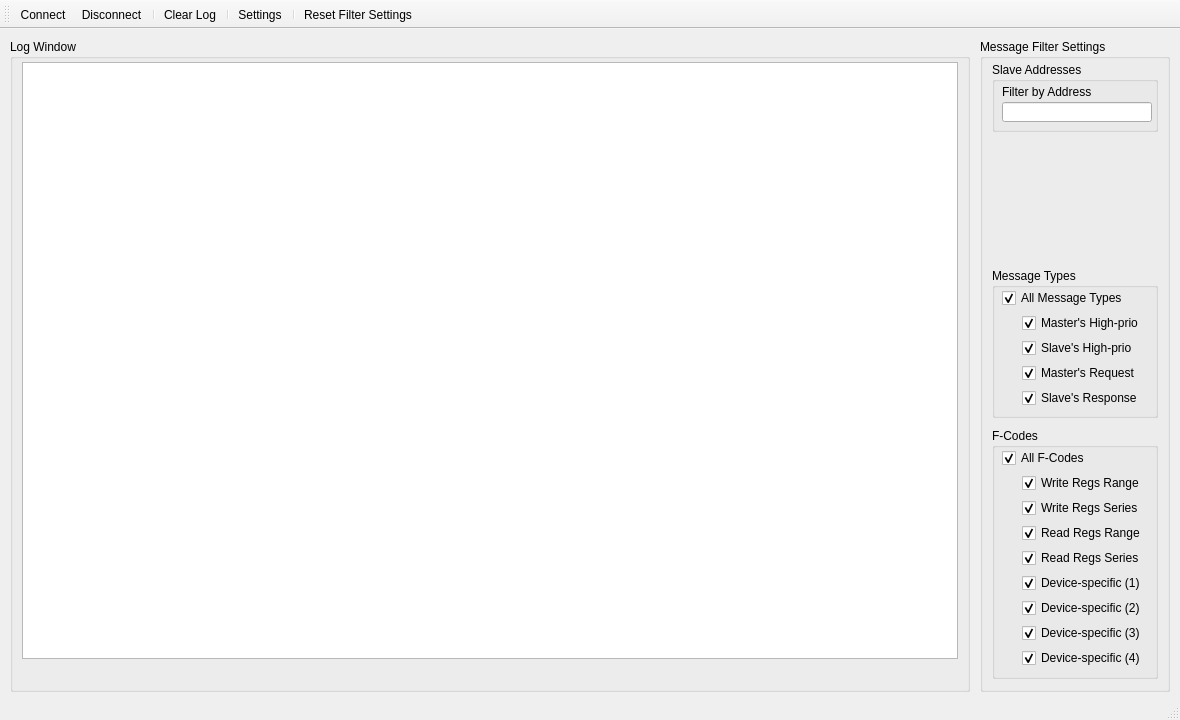
This is src/main/main_window.ui in Clever0ne/CannabusControl as Qt 5 draws it before an edit. The edited form follows.
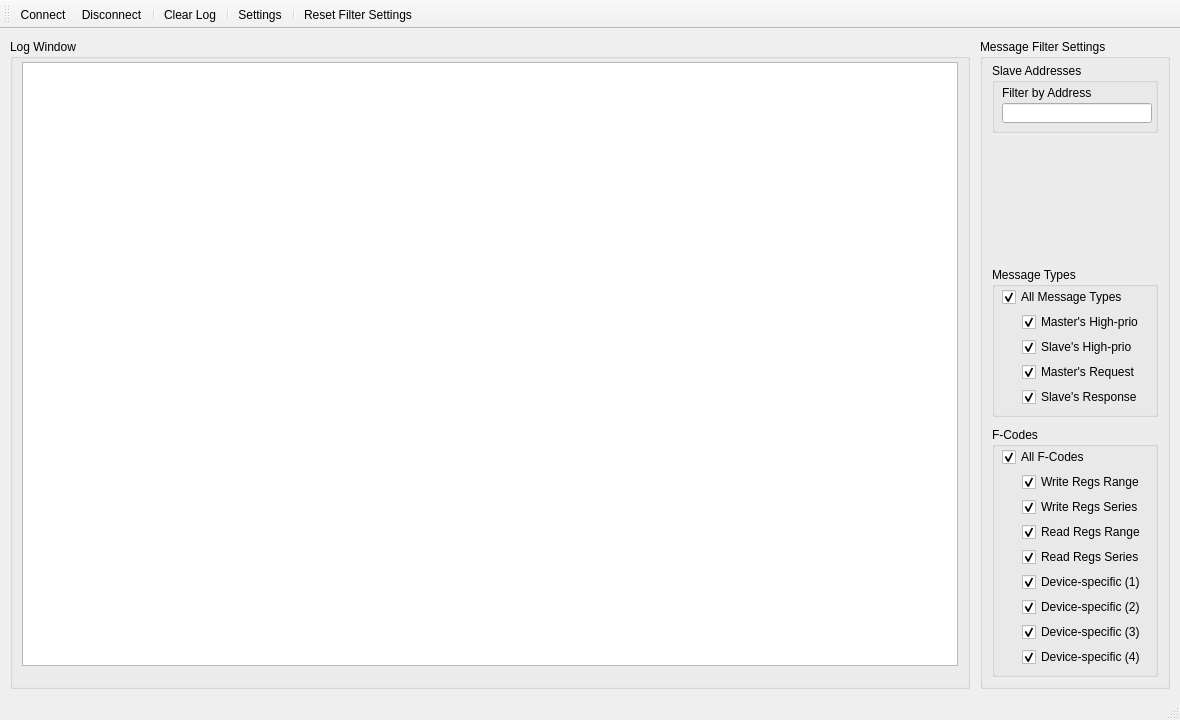
This is the edited form. Icons and pictures are not drawn. Custom widgets are drawn as their Qt base class.

The edit to the form file:
```diff
--- a/src/main/main_window.ui
+++ b/src/main/main_window.ui
@@ -43,14 +43,14 @@
      <number>10</number>
     </property>
     <property name="bottomMargin">
-     <number>6</number>
+     <number>9</number>
     </property>
     <item>
      <widget class="QGroupBox" name="receivedMessagesBox">
       <property name="title">
        <string>Log Window</string>
       </property>
-      <layout class="QVBoxLayout" name="verticalLayout" stretch="560,20">
+      <layout class="QVBoxLayout" name="verticalLayout" stretch="570,20">
        <property name="spacing">
         <number>0</number>
        </property>
@@ -64,7 +64,7 @@
         <number>9</number>
        </property>
        <property name="bottomMargin">
-        <number>10</number>
+        <number>0</number>
        </property>
        <item>
         <widget class="LogWindow" name="logWindow">
@@ -132,13 +132,13 @@
         <number>9</number>
        </property>
        <property name="topMargin">
-        <number>3</number>
+        <number>4</number>
        </property>
        <property name="rightMargin">
         <number>9</number>
        </property>
        <property name="bottomMargin">
-        <number>10</number>
+        <number>9</number>
        </property>
        <item>
         <widget class="QGroupBox" name="filterSlaveAddressesBox">
@@ -294,7 +294,7 @@
          <property name="maximumSize">
           <size>
            <width>170</width>
-           <height>251</height>
+           <height>250</height>
           </size>
          </property>
          <property name="title">
```
